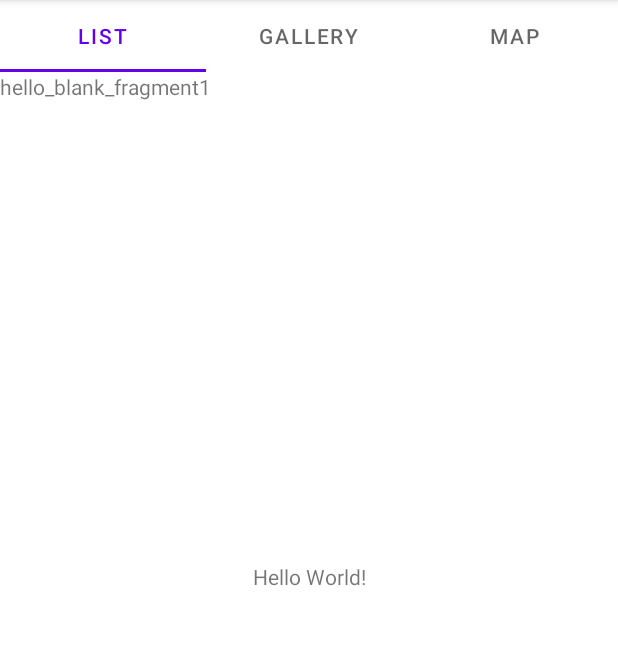
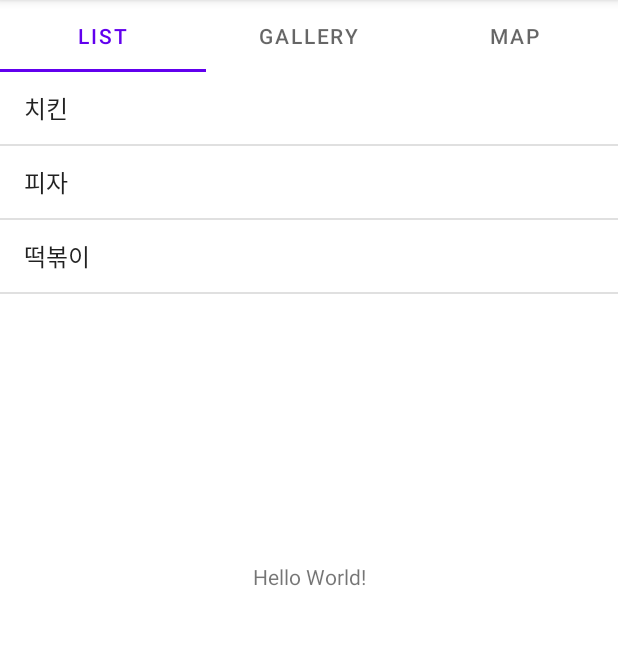
Before and after one commit to hyojaeKwon/cs496_week1, an Android app: the screen it shows after launch (MainActivity), on a phone screen of 412 x 824 dp, the part 84-729 px from its top. Run offline under Robolectric (Android 15) with nearby library versions, the phone set to English and light mode, and no system bars.

Commit message:
Test simple list layout

```diff
--- a/app/src/main/java/com/example/rudolph_king/Fragment1.java
+++ b/app/src/main/java/com/example/rudolph_king/Fragment1.java
@@ -3,22 +3,30 @@ package com.example.rudolph_king;
 import android.os.Bundle;
 
 import androidx.fragment.app.Fragment;
+import androidx.fragment.app.ListFragment;
 
 import android.view.LayoutInflater;
 import android.view.View;
 import android.view.ViewGroup;
+import android.widget.AdapterView;
+import android.widget.ArrayAdapter;
+import android.widget.ListAdapter;
+import android.widget.ListView;
+import android.widget.Toast;
 
 /**
  * A simple {@link Fragment} subclass.
  * Use the {@link Fragment1#newInstance} factory method to
  * create an instance of this fragment.
  */
-public class Fragment1 extends Fragment {
+public class Fragment1 extends ListFragment {
 
     // TODO: Rename parameter arguments, choose names that match
     // the fragment initialization parameters, e.g. ARG_ITEM_NUMBER
     private static final String ARG_PARAM1 = "param1";
     private static final String ARG_PARAM2 = "param2";
+
+    private static final String[] LIST_MENU = {"치킨", "피자", "떡볶이"};
 
     // TODO: Rename and change types of parameters
     private String mParam1;
@@ -53,12 +61,27 @@ public class Fragment1 extends Fragment {
             mParam1 = getArguments().getString(ARG_PARAM1);
             mParam2 = getArguments().getString(ARG_PARAM2);
         }
+
     }
 
     @Override
     public View onCreateView(LayoutInflater inflater, ViewGroup container,
                              Bundle savedInstanceState) {
         // Inflate the layout for this fragment
-        return inflater.inflate(R.layout.fragment_1, container, false);
+        View view = inflater.inflate(R.layout.fragment_1, container, false) ;
+
+
+        // add list elements -- test
+        ListAdapter itemsAdapter = new ArrayAdapter<String>(getActivity(), android.R.layout.simple_list_item_1, LIST_MENU);
+        ListView listView = (ListView) view.findViewById(android.R.id.list) ;
+        listView.setAdapter(itemsAdapter) ;
+
+        return view ;
+    }
+
+    @Override
+    public void onListItemClick(ListView l, View v, int i, long id){
+        String strText = String.valueOf(l.getItemAtPosition(i));
+        Toast.makeText(this.getContext(), "클릭: " + i +" " + strText, Toast.LENGTH_SHORT).show();
     }
 }
--- a/app/src/main/res/layout/fragment_1.xml
+++ b/app/src/main/res/layout/fragment_1.xml
@@ -5,10 +5,8 @@
     android:layout_height="match_parent"
     tools:context=".Fragment1">
 
-    <!-- TODO: Update blank fragment layout -->
-    <TextView
+    <ListView
+        android:id="@android:id/list"
         android:layout_width="match_parent"
-        android:layout_height="match_parent"
-        android:text="hello_blank_fragment1" />
-
+        android:layout_height="match_parent" />
 </FrameLayout>
```
Also changed, not shown: app/src/main/java/com/example/rudolph_king/MainActivity.java (+6 -1 lines).
